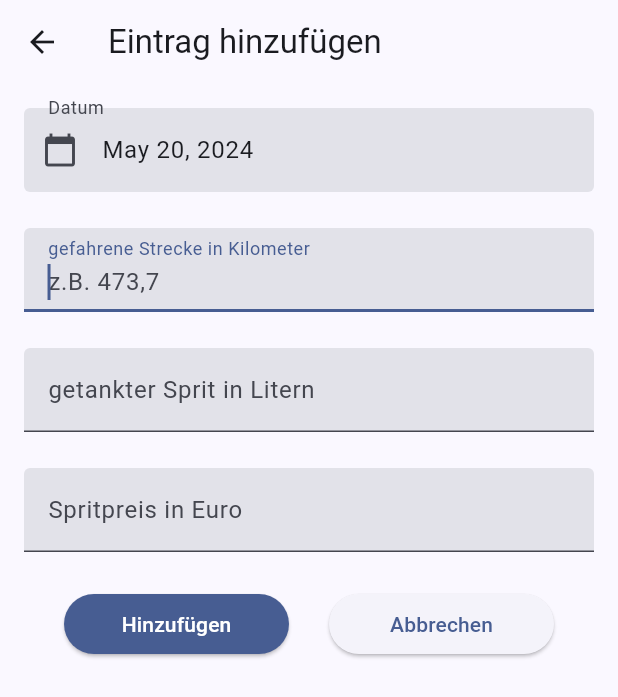
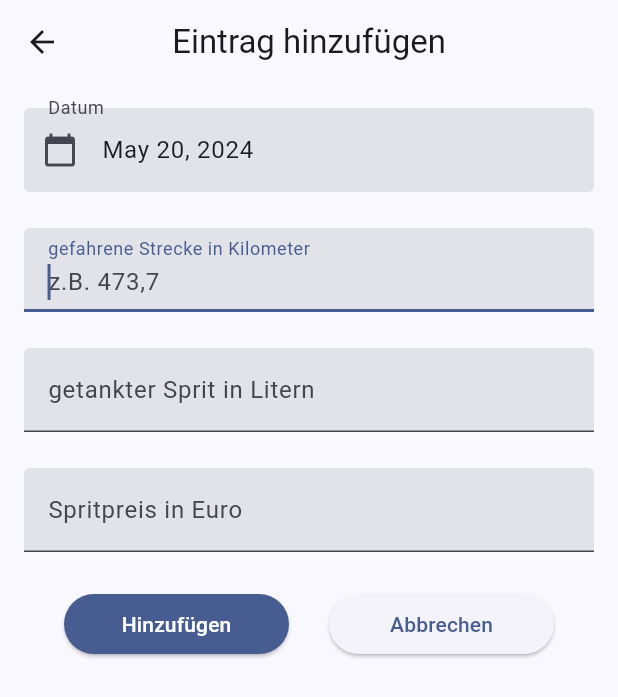
Before and after one commit to RedCommander735/Spritverbrauch, a Flutter app: the AddItem screen opened directly, on a phone screen of 412 x 824 dp. Shown: the top 697 px of the screen. Run offline on Flutter 3.47's test engine with Material 3 defaults, Android fonts, the phone set to English and light mode, and no system bars; drawn by our look-alikes of dynamic_color; our stand-ins replace shared_preferences, sqflite; missing offline and left inert: icon_decoration; accounts and stored records are empty.

Commit message:
style: centered page titles

```diff
--- a/lib/src/add_item.dart
+++ b/lib/src/add_item.dart
@@ -36,7 +36,7 @@ class _AddItemState extends State<AddItem> {
   @override
   Widget build(BuildContext context) {
     return Scaffold(
-      appBar: AppBar(title: const Text('Eintrag hinzufügen')),
+      appBar: AppBar(title: const Text('Eintrag hinzufügen'), centerTitle: true,),
       body: Form(
         key: _formKey,
         child: Scrollbar(
--- a/lib/src/settings/filter.dart
+++ b/lib/src/settings/filter.dart
@@ -59,7 +59,7 @@ class _FilterState extends State<Filter> {
     Provider.of<FilterModel>(context, listen: false).loadPreferences();
 
     return Scaffold(
-      appBar: AppBar(title: const Text('Filter konfigurieren')),
+      appBar: AppBar(title: const Text('Filter konfigurieren'), centerTitle: true,),
       body: Padding(
         padding: const EdgeInsets.all(16),
         child: Consumer<FilterModel>(
```
